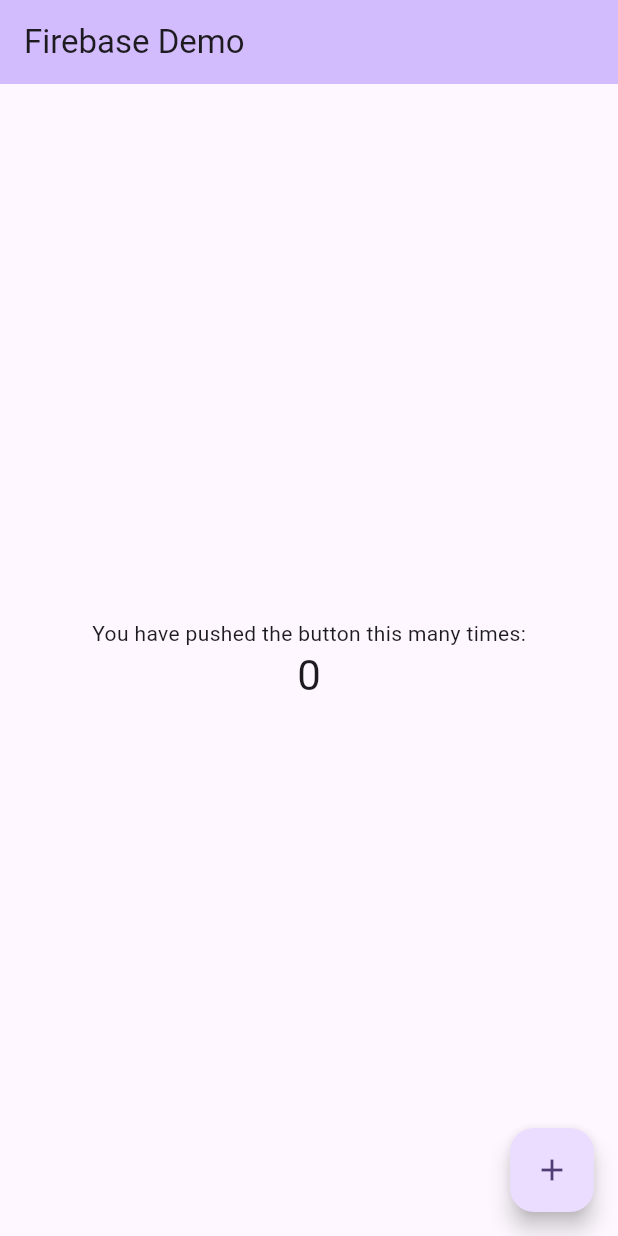
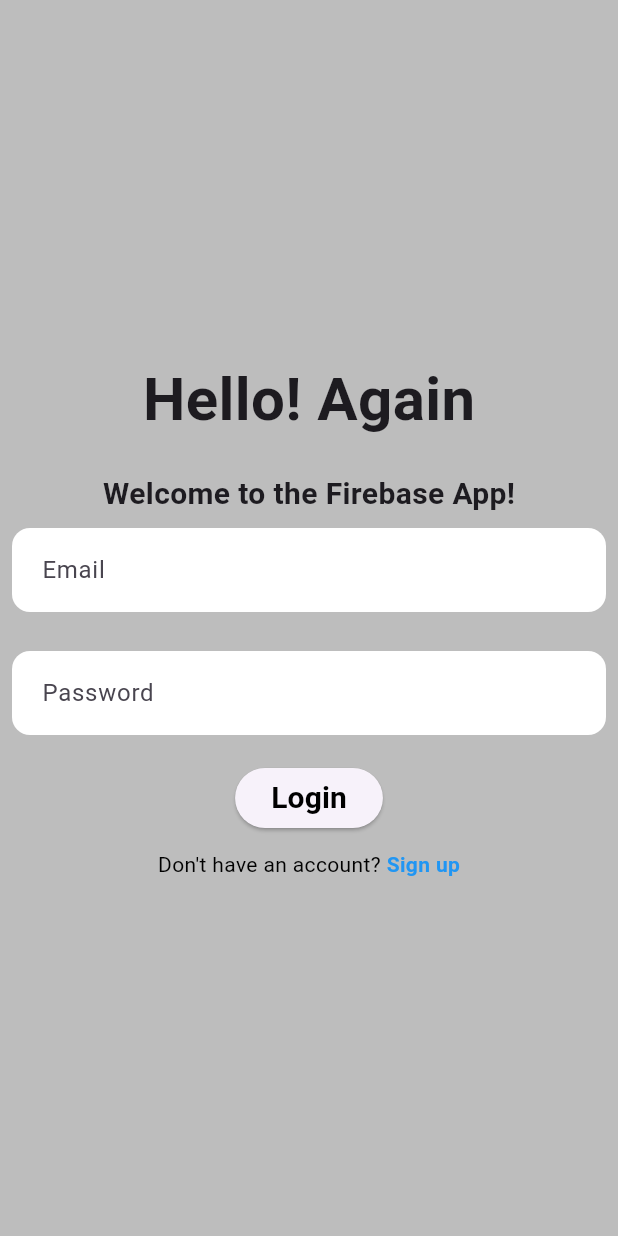
Before and after one commit to Antrimo/FirebaseXFlutter, a Flutter app: the screen it shows after launch, on a phone screen of 412 x 824 dp. Run offline on Flutter 3.47's test engine with Material 3 defaults, Android fonts, the phone set to English and light mode, and no system bars; our stand-ins replace firebase_core; accounts and stored records are empty.

Commit message:
login ui

```diff
--- /dev/null
+++ b/lib/login.dart
@@ -0,0 +1,97 @@
+import 'package:flutter/material.dart';
+
+class Login extends StatefulWidget {
+  const Login({super.key});
+
+  @override
+  State<Login> createState() => _LoginState();
+}
+
+class _LoginState extends State<Login> {
+  @override
+  Widget build(BuildContext context) {
+    return Scaffold(
+        backgroundColor: Colors.grey.shade400,
+        body: Center(
+          child: Column(
+            mainAxisAlignment: MainAxisAlignment.center,
+            children: <Widget>[
+              const Text(
+                'Hello! Again',
+                style: TextStyle(fontSize: 40.0, fontWeight: FontWeight.bold),
+              ),
+              const SizedBox(height: 20),
+              const Text("Welcome to the Firebase App!",
+                  style:
+                      TextStyle(fontSize: 20.0, fontWeight: FontWeight.bold)),
+              Padding(
+                padding: const EdgeInsets.all(8.0),
+                child: Container(
+                  decoration: BoxDecoration(
+                      color: Colors.white,
+                      borderRadius: BorderRadius.circular(12)),
+                  child: const Padding(
+                    padding: EdgeInsets.only(left: 20),
+                    child: TextField(
+                      decoration: InputDecoration(
+                        border: InputBorder.none,
+                        labelText: 'Email',
+                        hintText: "Enter your email",
+                      ),
+                    ),
+                  ),
+                ),
+              ),
+              const SizedBox(
+                height: 10,
+              ),
+              Padding(
+                padding: const EdgeInsets.all(8.0),
+                child: Container(
+                  decoration: BoxDecoration(
+                      color: Colors.white,
+                      borderRadius: BorderRadius.circular(12)),
+                  child: const Padding(
+                    padding: EdgeInsets.only(left: 20),
+                    child: TextField(
+                      obscureText: true,
+                      decoration: InputDecoration(
+                        border: InputBorder.none,
+                        labelText: 'Password',
+                        hintText: "Enter your password",
+                      ),
+                    ),
+                  ),
+                ),
+              ),
+              const SizedBox(
+                height: 10,
+              ),
+              ElevatedButton(
+                onPressed: () {},
+                child: const Text('Login',
+                    style: TextStyle(
+                        fontSize: 20.0,
+                        fontWeight: FontWeight.bold,
+                        color: Colors.black)),
+              ),
+              const SizedBox(
+                height: 10,
+              ),
+              const Row(
+                mainAxisAlignment: MainAxisAlignment.center,
+                children: [
+                  Text(
+                    "Don't have an account?",
+                    style: TextStyle(color: Colors.black),
+                  ),
+                  Text(" Sign up",
+                      style: TextStyle(
+                          fontWeight: FontWeight.bold, color: Colors.blue))
+                ],
+              )
+            ],
+          ),
+        ));
+  }
+}
--- a/lib/main.dart
+++ b/lib/main.dart
@@ -1,4 +1,5 @@
 import 'package:firebase/firebase_options.dart';
+import 'package:firebase/login.dart';
 import 'package:flutter/material.dart';
 import 'package:firebase_core/firebase_core.dart';
 
@@ -15,60 +16,10 @@ class MyApp extends StatelessWidget {
 
   @override
   Widget build(BuildContext context) {
-    return MaterialApp(
+    return const MaterialApp(
       debugShowCheckedModeBanner: false,
-      theme: ThemeData(
-        colorScheme: ColorScheme.fromSeed(seedColor: Colors.deepPurple),
-        useMaterial3: true,
-      ),
-      home: const MyHomePage(title: 'Firebase Demo'),
-    );
-  }
-}
-
-class MyHomePage extends StatefulWidget {
-  const MyHomePage({super.key, required this.title});
-
-  final String title;
-
-  @override
-  State<MyHomePage> createState() => _MyHomePageState();
-}
-
-class _MyHomePageState extends State<MyHomePage> {
-  int _counter = 0;
-
-  void _incrementCounter() {
-    setState(() {
-      _counter++;
-    });
-  }
-
-  @override
-  Widget build(BuildContext context) {
-    return Scaffold(
-      appBar: AppBar(
-        backgroundColor: Theme.of(context).colorScheme.inversePrimary,
-        title: Text(widget.title),
-      ),
-      body: Center(
-        child: Column(
-          mainAxisAlignment: MainAxisAlignment.center,
-          children: <Widget>[
-            const Text(
-              'You have pushed the button this many times:',
-            ),
-            Text(
-              '$_counter',
-              style: Theme.of(context).textTheme.headlineMedium,
-            ),
-          ],
-        ),
-      ),
-      floatingActionButton: FloatingActionButton(
-        onPressed: _incrementCounter,
-        tooltip: 'Increment',
-        child: const Icon(Icons.add),
+      home: SafeArea(
+        child: Scaffold(body: Login()),
       ),
     );
   }
```
Also changed, not shown: pubspec.lock, 1 other file.
